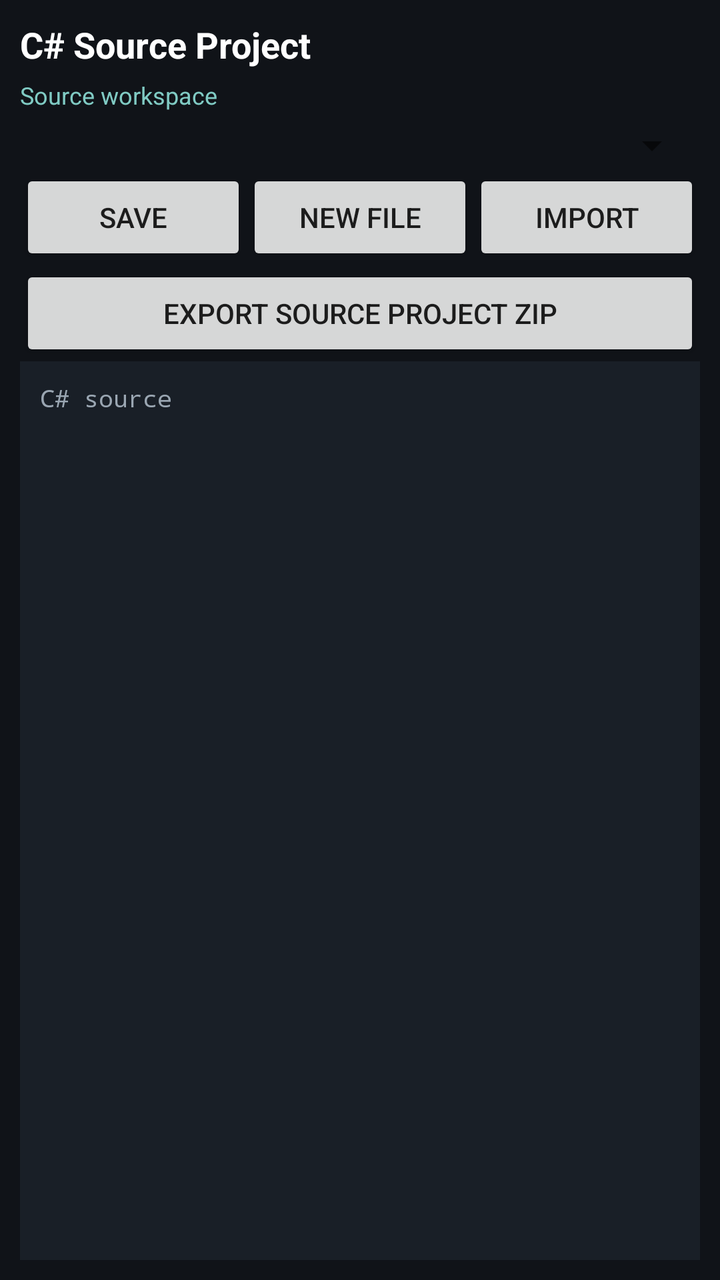
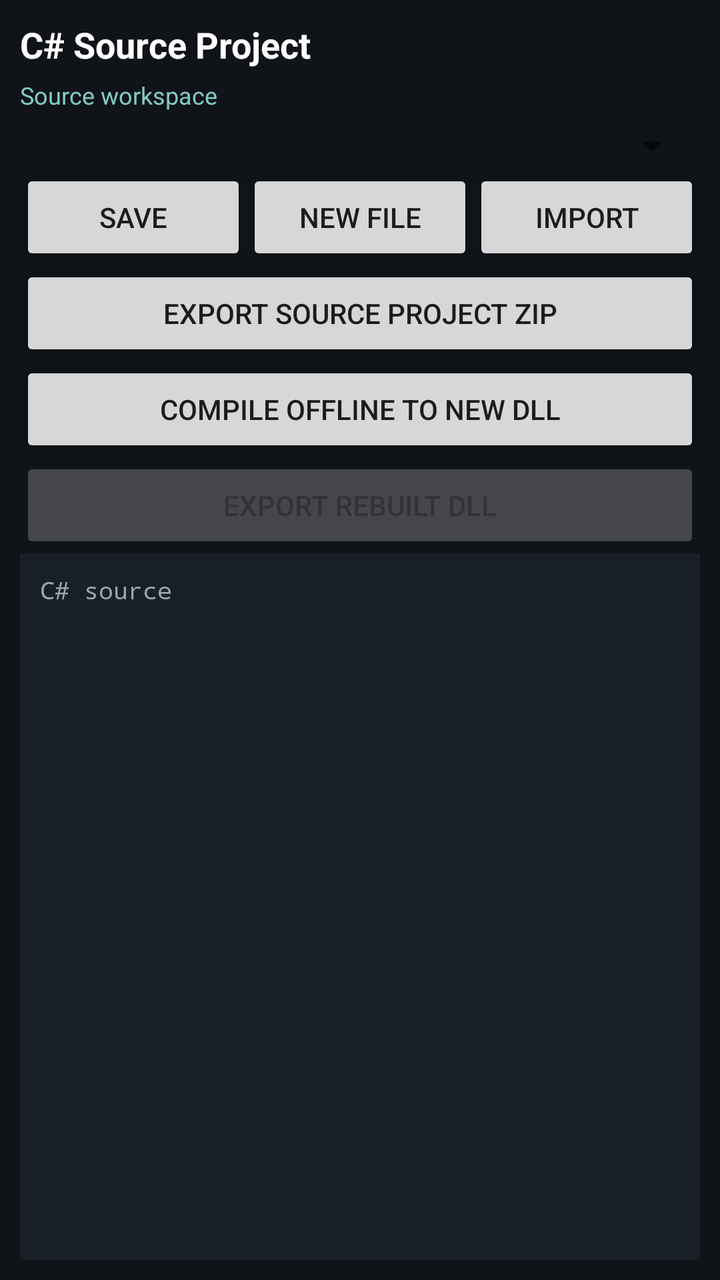

Two renders of the same Android screen: before a commit and after it. Below are the layout's source before the change and the commit's diff.
<!-- AndroidManifest.xml: application theme Theme.App -->
<!-- res/layout/activity_csharp_source_editor.xml -->
<?xml version="1.0" encoding="utf-8"?>
<LinearLayout xmlns:android="http://schemas.android.com/apk/res/android"
    android:layout_width="match_parent"
    android:layout_height="match_parent"
    android:orientation="vertical"
    android:padding="10dp"
    android:background="#101318">

    <TextView
        android:id="@+id/sourceEditorTitle"
        android:layout_width="match_parent"
        android:layout_height="wrap_content"
        android:text="C# Source Project"
        android:textColor="#FFFFFF"
        android:textSize="18sp"
        android:textStyle="bold"
        android:maxLines="2" />

    <TextView
        android:id="@+id/sourceEditorStatus"
        android:layout_width="match_parent"
        android:layout_height="wrap_content"
        android:paddingTop="5dp"
        android:paddingBottom="5dp"
        android:text="Source workspace"
        android:textColor="#80CBC4"
        android:textSize="12sp" />

    <Spinner
        android:id="@+id/sourceEditorFiles"
        android:layout_width="match_parent"
        android:layout_height="wrap_content" />

    <LinearLayout
        android:layout_width="match_parent"
        android:layout_height="wrap_content"
        android:orientation="horizontal">

        <Button
            android:id="@+id/sourceEditorSave"
            android:layout_width="0dp"
            android:layout_height="wrap_content"
            android:layout_weight="1"
            android:text="SAVE" />

        <Button
            android:id="@+id/sourceEditorAdd"
            android:layout_width="0dp"
            android:layout_height="wrap_content"
            android:layout_weight="1"
            android:text="NEW FILE" />

        <Button
            android:id="@+id/sourceEditorImport"
            android:layout_width="0dp"
            android:layout_height="wrap_content"
            android:layout_weight="1"
            android:text="IMPORT" />
    </LinearLayout>

    <Button
        android:id="@+id/sourceEditorExport"
        android:layout_width="match_parent"
        android:layout_height="wrap_content"
        android:text="EXPORT SOURCE PROJECT ZIP" />

    <EditText
        android:id="@+id/sourceEditorText"
        android:layout_width="match_parent"
        android:layout_height="0dp"
        android:layout_weight="1"
        android:gravity="top|start"
        android:fontFamily="monospace"
        android:inputType="textMultiLine|textNoSuggestions"
        android:singleLine="false"
        android:textColor="#E5EAF0"
        android:textSize="12sp"
        android:background="#191F27"
        android:padding="10dp"
        android:hint="C# source"
        android:textColorHint="#9AA6B2" />
</LinearLayout>
<!-- resources referenced by this layout -->
<resources>
  <style name="Theme.App" parent="android:Theme.Material.Light">
          <item name="android:colorPrimary">@color/primary</item>
      </style>
  <color name="primary">#FF6200EE</color>
</resources>

<!-- the commit's change to res/layout/activity_csharp_source_editor.xml (unified diff, before → after) -->
@@ -64,6 +64,19 @@
         android:layout_height="wrap_content"
         android:text="EXPORT SOURCE PROJECT ZIP" />
 
+    <Button
+        android:id="@+id/sourceEditorCompile"
+        android:layout_width="match_parent"
+        android:layout_height="wrap_content"
+        android:text="COMPILE OFFLINE TO NEW DLL" />
+
+    <Button
+        android:id="@+id/sourceEditorExportDll"
+        android:layout_width="match_parent"
+        android:layout_height="wrap_content"
+        android:enabled="false"
+        android:text="EXPORT REBUILT DLL" />
+
     <EditText
         android:id="@+id/sourceEditorText"
         android:layout_width="match_parent"
